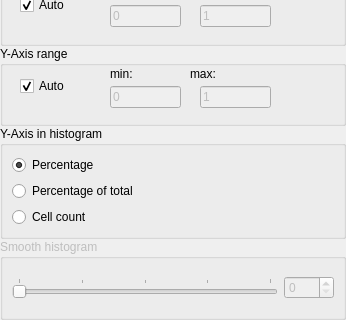
This is uiDesigns/MainWindow_FigOptions.ui in ym3141/EasyFlowQ as Qt 5 draws it before an edit; both pictures show x 0 to 346 and y 270 to 590 of the 346 by 590 pixel window. The edited form follows.
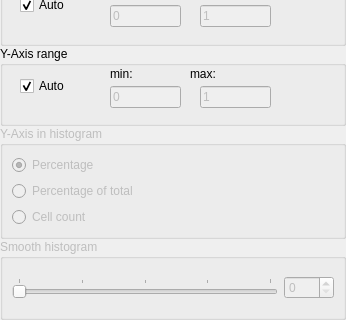
This is the edited form.

```diff
--- a/uiDesigns/MainWindow_FigOptions.ui
+++ b/uiDesigns/MainWindow_FigOptions.ui
@@ -333,6 +333,9 @@
    </item>
    <item>
     <widget class="QGroupBox" name="normBox">
+     <property name="enabled">
+      <bool>false</bool>
+     </property>
      <property name="title">
       <string>Y-Axis in histogram</string>
      </property>
```
Left out of the diff: 32 changed lines with no effect on the pictures.
